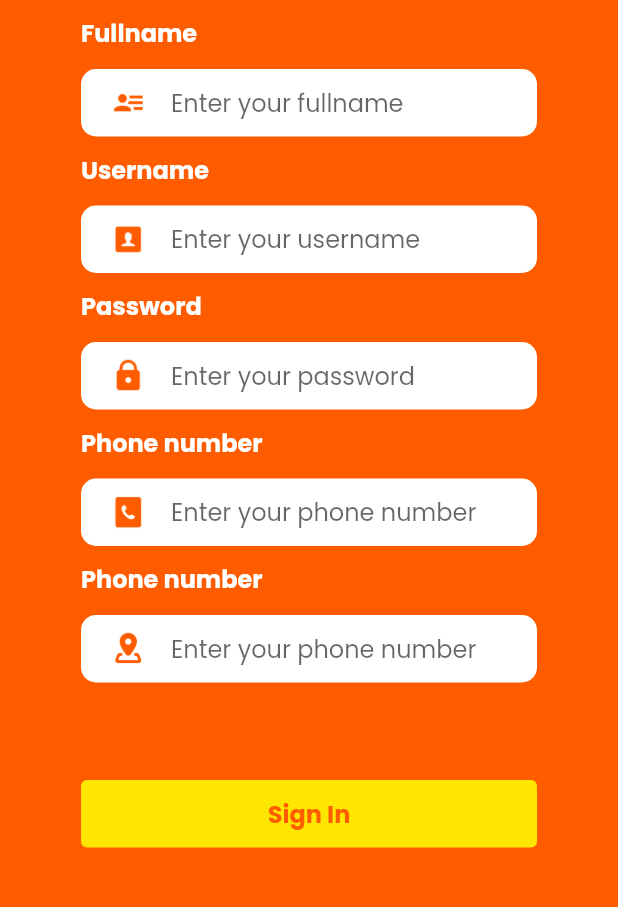
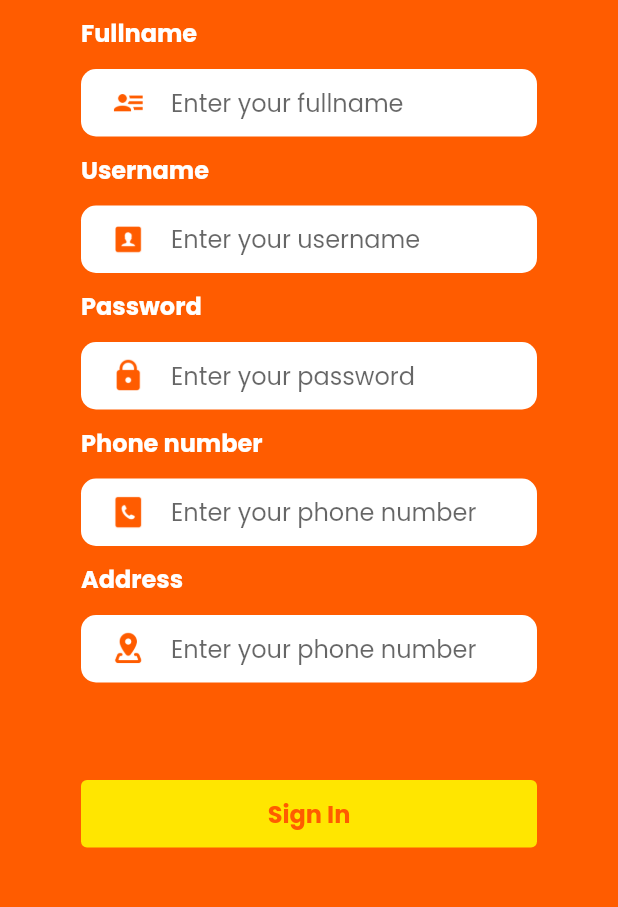
Before and after one commit to yoesside/Animise-Flutter, a Flutter app: the SignUpPage screen opened by its route, on a phone screen of 412 x 824 dp, the part 105-1012 px from its top. Run offline on Flutter 3.47's test engine with Material 2 defaults, Android fonts, the phone set to English and light mode, and no system bars; our stand-ins replace google_fonts.

Commit message:
fixing signUp

```diff
--- a/lib/pages/sign_up_page.dart
+++ b/lib/pages/sign_up_page.dart
@@ -161,7 +161,7 @@ class SignUpPage extends StatelessWidget {
           crossAxisAlignment: CrossAxisAlignment.start,
           children: [
             Text(
-              "Phone number",
+              "Address",
               style:
                   secondaryTextStyle.copyWith(fontSize: 16, fontWeight: bold),
             ),
```
